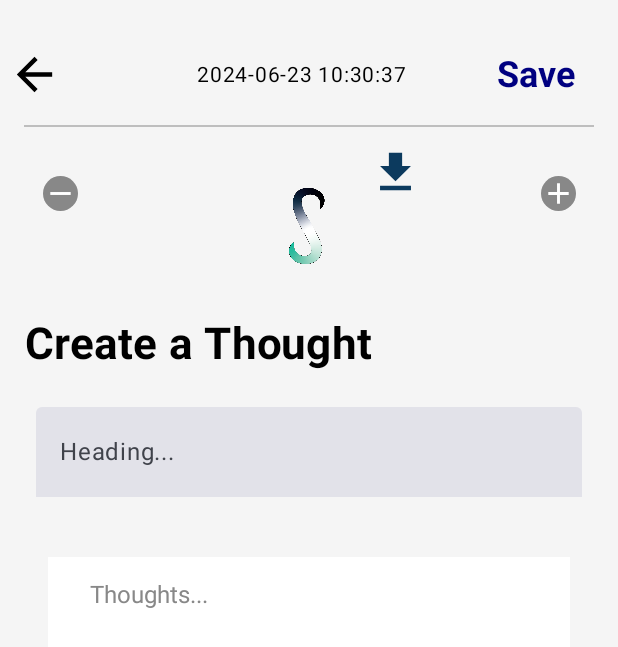
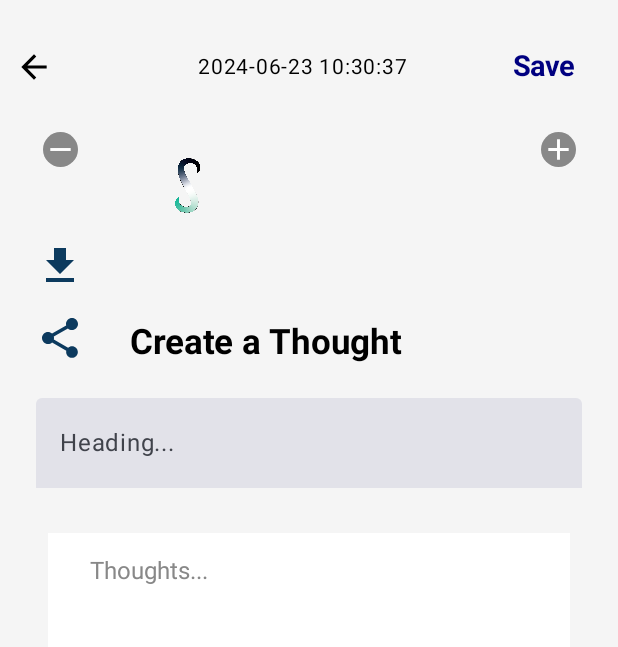
Before and after one commit to knightafter/Slore--A-Password-and-Notes-Manager-App., an Android app built with Jetpack Compose: the ThoughtsScreen screen opened through its navigation route, on a phone screen of 412 x 824 dp. Shown: the top 647 px of the screen. Run offline under Robolectric (Android 15) with nearby library versions, the phone set to English and light mode, and no system bars; our stand-ins replace Firebase (no records; nobody signed in at launch, a user with empty details on screens opened directly); libraries missing offline, so code that uses them is left out: com.itextpdf.kernel, com.itextpdf.layout, com.microsoft.schemas, org.apache.poi.

Commit message:
added the new functionalities in the thought screen like share option and also design the some page components

```diff
--- a/app/src/main/java/com/example/slore/SignInProcess/LoginScreen.kt
+++ b/app/src/main/java/com/example/slore/SignInProcess/LoginScreen.kt
@@ -40,7 +40,7 @@ fun LoginScreen(navController: NavController) {
             .padding(16.dp)
     ) {
         Image(
-            painter = painterResource(id = R.drawable.slore_logo), // Replace with your actual logo resource
+            painter = painterResource(id = R.drawable.slore_logo),
             contentDescription = "App Logo",
             modifier = Modifier
                 .align(Alignment.CenterHorizontally)
--- a/app/src/main/java/com/example/slore/thoughtScreen.kt
+++ b/app/src/main/java/com/example/slore/thoughtScreen.kt
@@ -46,6 +46,7 @@ import java.text.SimpleDateFormat
 import java.util.Date
 import java.util.Locale
 import android.content.Context
+import android.content.Intent
 import androidx.compose.material.icons.filled.Download
 import com.itextpdf.kernel.pdf.PdfWriter
 import com.itextpdf.layout.Document
@@ -54,10 +55,14 @@ import org.apache.poi.xwpf.usermodel.XWPFDocument
 import java.io.FileOutputStream
 import android.widget.Toast
 import androidx.compose.foundation.shape.CircleShape
+import androidx.compose.material.icons.filled.Share
 import androidx.compose.ui.draw.clip
 import androidx.compose.ui.tooling.preview.Preview
+import androidx.core.content.FileProvider
 import androidx.navigation.NavHostController
 import androidx.navigation.compose.rememberNavController
+import com.microsoft.schemas.compatibility.AlternateContentDocument.AlternateContent.Choice.type
+import java.io.File
 
 
 @Preview(showBackground = true)
@@ -82,7 +87,6 @@ fun ThoughtsScreen(navController: NavHostController) {
     val keyboardController = LocalSoftwareKeyboardController.current
     var zoomLevel by remember { mutableStateOf(1f) }
 
-
     val currentDateTime = remember {
         SimpleDateFormat("yyyy-MM-dd HH:mm:ss", Locale.getDefault()).format(Date())
     }
@@ -91,6 +95,8 @@ fun ThoughtsScreen(navController: NavHostController) {
     var selectedFormat by remember { mutableStateOf("") }
     var showPreviewDialog by remember { mutableStateOf(false) }
     val context = LocalContext.current
+
+    var showShareDialog by remember { mutableStateOf(false) }
 
     MaterialTheme {
         Box(
@@ -103,7 +109,7 @@ fun ThoughtsScreen(navController: NavHostController) {
                 modifier = Modifier
                     .fillMaxSize()
             ) {
-                // Top bar with back arrow, date/time, save button, and download icon
+                // Top bar with back arrow, date/time, save button, download icon, and share icon
                 Row(
                     modifier = Modifier.fillMaxWidth(),
                     horizontalArrangement = Arrangement.SpaceBetween,
@@ -115,8 +121,8 @@ fun ThoughtsScreen(navController: NavHostController) {
                         modifier = Modifier
                             .clickable { navController.popBackStack() }
                             .padding(16.dp)
-                            .size(35.dp)
-                            .offset(x = (-27).dp)
+                            .size(25.dp)
+                            .offset(x = (-22).dp)
                     )
 
                     Text(
@@ -127,7 +133,7 @@ fun ThoughtsScreen(navController: NavHostController) {
                         modifier = Modifier.padding(16.dp)
                     )
 
-
+                    Row(verticalAlignment = Alignment.CenterVertically) {
                         TextButton(
                             onClick = {
                                 val thoughtEntry = ThoughtEntry(
@@ -151,21 +157,19 @@ fun ThoughtsScreen(navController: NavHostController) {
                             Text(
                                 text = "Save",
                                 color = Color(0xFF000080),
-                            fontSize = 24.sp,
+                                fontSize = 19.sp,
                                 fontWeight = FontWeight.Bold
                             )
                         }
+
                     }
-
-
-                Divider(color = Color.Gray.copy(alpha = 0.5f), thickness = 1.dp)
-
+                }
 
                 // Plus and minus icons
                 Row(
                     modifier = Modifier
                         .fillMaxWidth()
-                        .offset(y = 4.dp)
+                        .offset(y = -14.dp)
                         .padding(vertical = 16.dp),
                     horizontalArrangement = Arrangement.SpaceBetween,
                     verticalAlignment = Alignment.CenterVertically
@@ -177,7 +181,7 @@ fun ThoughtsScreen(navController: NavHostController) {
                     }) {
                         Box(
                             modifier = Modifier
-                                .size(23.dp) // Adjust the size as needed
+                                .size(23.dp)
                                 .clip(CircleShape)
                                 .background(Color.Gray),
                             contentAlignment = Alignment.Center
@@ -185,7 +189,7 @@ fun ThoughtsScreen(navController: NavHostController) {
                             Icon(
                                 imageVector = Icons.Default.Remove,
                                 contentDescription = "Zoom Out",
-                                tint = Color.White, // Set the icon color to white for better visibility
+                                tint = Color.White,
                                 modifier = Modifier.size(35.dp)
                             )
                         }
@@ -198,7 +202,7 @@ fun ThoughtsScreen(navController: NavHostController) {
                     }) {
                         Box(
                             modifier = Modifier
-                                .size(23.dp) // Adjust the size as needed
+                                .size(23.dp)
                                 .clip(CircleShape)
                                 .background(Color.Gray),
                             contentAlignment = Alignment.Center
@@ -206,31 +210,36 @@ fun ThoughtsScreen(navController: NavHostController) {
                             Icon(
                                 imageVector = Icons.Default.Add,
                                 contentDescription = "Zoom In",
-                                tint = Color.White, // Set the icon color to white for better visibility
+                                tint = Color.White,
                                 modifier = Modifier.size(35.dp)
                             )
                         }
                     }
                 }
 
-
-                IconButton(
-                    onClick = { showDownloadDialog = true },
-                    modifier = Modifier.offset(x = 223.dp, y = -74.dp)
-                ) {
+                IconButton(onClick = { showDownloadDialog = true }) {
                     Icon(
                         imageVector = Icons.Default.Download,
                         contentDescription = "Download",
                         tint = Color(0xFF0c3a5e),
-                        modifier = Modifier.size(35.dp) // Increase the size to 48.dp or any other value you prefer
+                        modifier = Modifier.size(32.dp)
+                    )
+                }
+
+                IconButton(onClick = { showShareDialog = true }) {
+                    Icon(
+                        imageVector = Icons.Filled.Share,
+                        contentDescription = "Share",
+                        tint = Color(0xFF0c3a5e),
+                        modifier = Modifier.size(32.dp)
                     )
                 }
 
                 Text(
                     text = "Create a Thought",
-                    fontSize = 29.sp,
+                    fontSize = 23.sp,
                     fontWeight = FontWeight.Bold,
-                    modifier = Modifier,
+                    modifier = Modifier.offset(x= 70.dp, y = -35.dp),
                     textAlign = TextAlign.Center
                 )
 
@@ -242,7 +251,7 @@ fun ThoughtsScreen(navController: NavHostController) {
                     placeholder = { Text(text = "Heading...") },
                     textStyle = TextStyle(fontSize = 24.sp, color = Color.Black),
                     singleLine = true,
-                    modifier = Modifier
+                    modifier = Modifier.offset(y = -35.dp)
                         .fillMaxWidth()
                         .padding(8.dp),
                     colors = TextFieldDefaults.textFieldColors(
@@ -257,7 +266,7 @@ fun ThoughtsScreen(navController: NavHostController) {
                 var totalPages by remember { mutableStateOf(1) }
 
                 Box(
-                    modifier = Modifier
+                    modifier = Modifier.offset(y = -45.dp)
                         .fillMaxSize()
                         .verticalScroll(scrollState)
                         .padding(16.dp)
@@ -435,8 +444,60 @@ fun ThoughtsScreen(navController: NavHostController) {
                 )
             }
 
+            if (showShareDialog) {
+                AlertDialog(
+                    onDismissRequest = { showShareDialog = false },
+                    title = { Text(text = "Share As") },
+                    text = {
+                        Column {
+                            Row(
+                                verticalAlignment = Alignment.CenterVertically
+                            ) {
+                                RadioButton(
+                                    selected = selectedFormat == "PDF",
+                                    onClick = { selectedFormat = "PDF" }
+                                )
+                                Text(text = "PDF")
+                            }
+                            Row(
+                                verticalAlignment = Alignment.CenterVertically
+                            ) {
+                                RadioButton(
+                                    selected = selectedFormat == "Word",
+                                    onClick = { selectedFormat = "Word" }
+                                )
+                                Text(text = "Word")
+                            }
+                        }
+                    },
+                    confirmButton = {
+                        TextButton(
+                            onClick = {
+                                if (selectedFormat.isNotEmpty()) {
+                                    if (selectedFormat == "PDF") {
+                                        sharePdf(context, headerText.text, thought.text)
+                                    } else {
+                                        shareWord(context, headerText.text, thought.text)
+                                    }
+                                    showShareDialog = false
+                                } else {
+                                    // Show caution message if no option is selected
+                                    Toast.makeText(context, "Select one option to proceed", Toast.LENGTH_SHORT).show()
+                                }
+                            }
+                        ) {
+                            Text("Share")
+                        }
+                    },
+                    dismissButton = {
+                        TextButton(onClick = { showShareDialog = false }) {
+                            Text("Cancel")
+                        }
+                    }
+                )
             }
 
+        }
 
         // Home icon placed outside the card
         Box(
@@ -449,8 +510,8 @@ fun ThoughtsScreen(navController: NavHostController) {
                 painter = painterResource(id = R.drawable.artboard_7),
                 contentDescription = "Gemini S image",
                 modifier = Modifier
-                    .offset(y = -619.dp)
-                    .size(70.dp)
+                    .offset(x = -80.dp, y = -657.dp)
+                    .size(50.dp)
                     .clickable { showGeminiDialog.value = true }
             )
         }
@@ -459,9 +520,6 @@ fun ThoughtsScreen(navController: NavHostController) {
         }
     }
 }
-
-
-
 
 fun createPdf(context: Context, heading: String, thought: String) {
     val path = "/storage/emulated/0/Download/SLore-thought.pdf"
@@ -487,3 +545,47 @@ fun createWord(context: Context, heading: String, thought: String) {
     Toast.makeText(context, "Word document downloaded successfully", Toast.LENGTH_SHORT).show()
     NotificationHelper.showNotification(context, "Download Complete", "Word document downloaded successfully go to your download folder to view it")
 }
+
+
+fun sharePdf(context: Context, heading: String, thought: String) {
+    val path = "/storage/emulated/0/Download/SLore-thought-share.pdf"
+    val writer = PdfWriter(path)
+    val pdfDoc = com.itextpdf.kernel.pdf.PdfDocument(writer)
+    val document = Document(pdfDoc)
+    document.add(Paragraph("Heading: $heading"))
+    document.add(Paragraph("Thought: $thought"))
+    document.close()
+
+    val file = File(path)
+    val uri = FileProvider.getUriForFile(context, context.packageName + ".provider", file)
+
+    val shareIntent = Intent(Intent.ACTION_SEND).apply {
+        type = "application/pdf"
+        putExtra(Intent.EXTRA_STREAM, uri)
+        addFlags(Intent.FLAG_GRANT_READ_URI_PERMISSION)
+    }
+
+    context.startActivity(Intent.createChooser(shareIntent, "Share PDF"))
+}
+
+fun shareWord(context: Context, heading: String, thought: String) {
+    val path = "/storage/emulated/0/Download/SLore-thought-share.docx"
+    val document = XWPFDocument()
+    val fileOut = FileOutputStream(path)
+    val paragraph = document.createParagraph()
+    val run = paragraph.createRun()
+    run.setText("Heading: $heading\n\nThought:\n$thought")
+    document.write(fileOut)
+    fileOut.close()
+
+    val file = File(path)
+    val uri = FileProvider.getUriForFile(context, context.packageName + ".provider", file)
+
+    val shareIntent = Intent(Intent.ACTION_SEND).apply {
+        type = "application/vnd.openxmlformats-officedocument.wordprocessingml.document"
+        putExtra(Intent.EXTRA_STREAM, uri)
+        addFlags(Intent.FLAG_GRANT_READ_URI_PERMISSION)
+    }
+
+    context.startActivity(Intent.createChooser(shareIntent, "Share Word Document"))
+}
```
Lines whose indentation alone changed are shown as unchanged.
